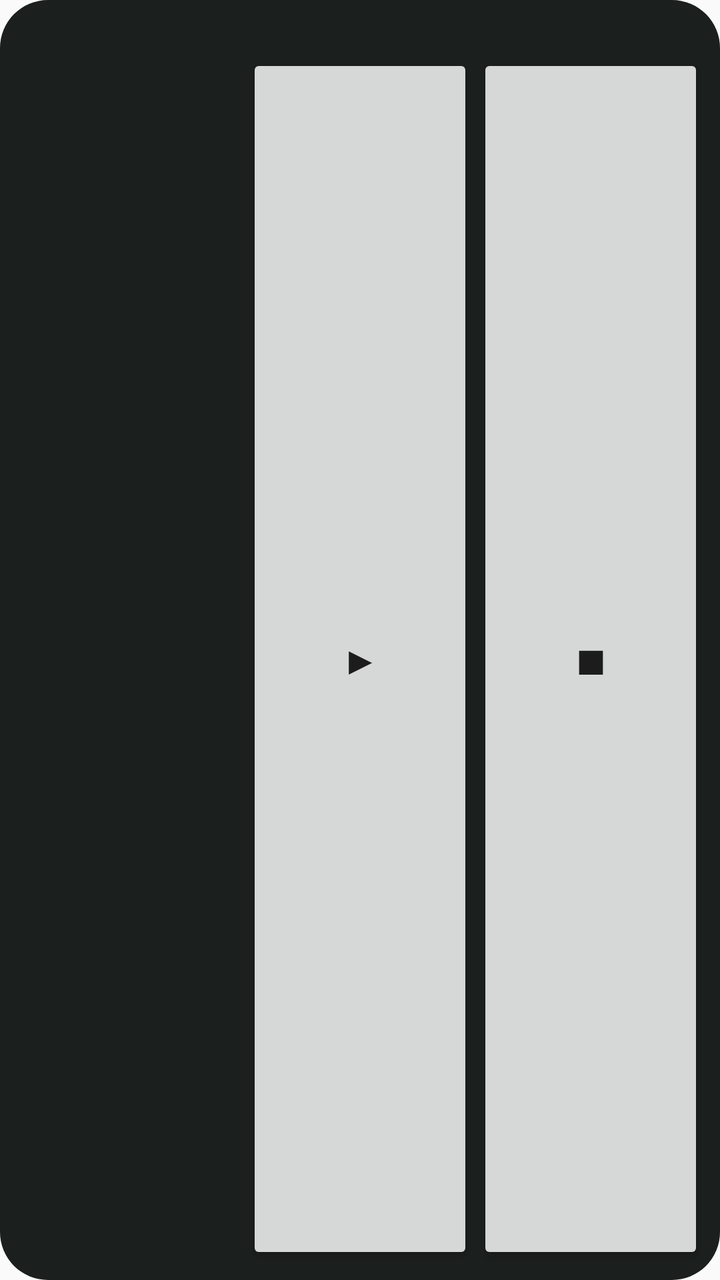
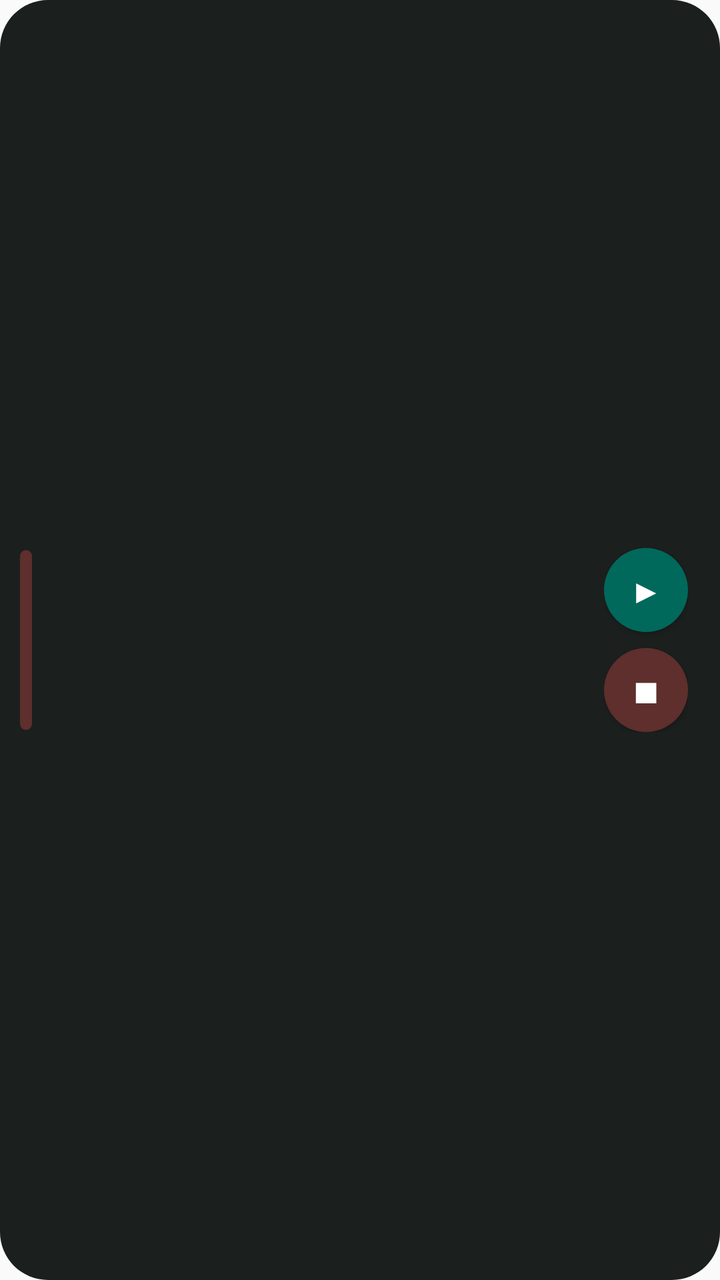

Two renders of the same Android screen: before a commit and after it. Below are the layout's source before the change and the commit's diff.
<!-- AndroidManifest.xml: application theme android:Theme.Material.Light.NoActionBar -->
<!-- res/layout/widget_3x1.xml -->
<?xml version="1.0" encoding="utf-8"?>
<LinearLayout xmlns:android="http://schemas.android.com/apk/res/android"
    android:id="@+id/widgetRoot"
    android:layout_width="match_parent"
    android:layout_height="match_parent"
    android:orientation="vertical"
    android:background="@drawable/widget_bg_dark"
    android:padding="8dp">

    <TextView android:id="@+id/jobName"
        android:layout_width="match_parent"
        android:layout_height="wrap_content"
        android:gravity="start|center_vertical"
        android:singleLine="true"
        android:ellipsize="end"
        android:textSize="14sp"
        android:text=""/>

    <LinearLayout android:id="@+id/row"
        android:layout_width="match_parent"
        android:layout_height="0dp"
        android:layout_weight="1"
        android:orientation="horizontal"
        android:gravity="center_vertical">

        <TextView android:id="@+id/hoursText"
            android:layout_width="0dp"
            android:layout_height="wrap_content"
            android:layout_weight="1"
            android:gravity="start|center_vertical"
            android:singleLine="true"
            android:textSize="18sp"
            android:textStyle="bold"
            android:text=""/>

        <Button android:id="@+id/timerBtn"
            android:layout_width="0dp"
            android:layout_height="match_parent"
            android:layout_weight="1"
            android:layout_marginStart="2dp"
            android:gravity="center"
            android:minWidth="0dp"
            android:minHeight="0dp"
            android:insetTop="0dp"
            android:insetBottom="0dp"
            android:textSize="20sp"
            android:text="▶"/>

        <Button android:id="@+id/stopBtn"
            android:layout_width="0dp"
            android:layout_height="match_parent"
            android:layout_weight="1"
            android:layout_marginStart="2dp"
            android:gravity="center"
            android:minWidth="0dp"
            android:minHeight="0dp"
            android:insetTop="0dp"
            android:insetBottom="0dp"
            android:textSize="20sp"
            android:text="■"/>

    </LinearLayout>

</LinearLayout>
<!-- resources referenced by this layout -->
<resources>
  <!-- drawable widget_bg_dark (drawable) -->
  <?xml version="1.0" encoding="utf-8"?>
  <shape xmlns:android="http://schemas.android.com/apk/res/android"
      android:shape="rectangle">
      <solid android:color="#1B1F1D" />
      <corners android:radius="24dp" />
  </shape>
</resources>

<!-- the commit's change to res/layout/widget_3x1.xml (unified diff, before → after) -->
@@ -1,64 +1,104 @@
 <?xml version="1.0" encoding="utf-8"?>
-<LinearLayout xmlns:android="http://schemas.android.com/apk/res/android"
+<RelativeLayout xmlns:android="http://schemas.android.com/apk/res/android"
     android:id="@+id/widgetRoot"
     android:layout_width="match_parent"
     android:layout_height="match_parent"
-    android:orientation="vertical"
-    android:background="@drawable/widget_bg_dark"
-    android:padding="8dp">
+    android:background="@drawable/widget_bg_dark">
 
-    <TextView android:id="@+id/jobName"
+    
+    <ImageView android:id="@+id/stateStripeOn"
+        android:layout_width="6dp"
+        android:layout_height="90dp"
+        android:layout_centerVertical="true"
+        android:layout_marginStart="10dp"
+        android:background="@drawable/widget_stripe_active"
+        android:visibility="gone"/>
+
+    <ImageView android:id="@+id/stateStripeOff"
+        android:layout_width="6dp"
+        android:layout_height="90dp"
+        android:layout_centerVertical="true"
+        android:layout_marginStart="10dp"
+        android:background="@drawable/widget_stripe_idle"
+        android:visibility="visible"/>
+
+    <LinearLayout android:id="@+id/infoColumn"
         android:layout_width="match_parent"
         android:layout_height="wrap_content"
-        android:gravity="start|center_vertical"
-        android:singleLine="true"
-        android:ellipsize="end"
-        android:textSize="14sp"
-        android:text=""/>
-
-    <LinearLayout android:id="@+id/row"
-        android:layout_width="match_parent"
-        android:layout_height="0dp"
-        android:layout_weight="1"
-        android:orientation="horizontal"
-        android:gravity="center_vertical">
+        android:layout_centerVertical="true"
+        android:layout_marginStart="28dp"
+        android:layout_marginEnd="92dp"
+        android:orientation="vertical">
 
         <TextView android:id="@+id/hoursText"
-            android:layout_width="0dp"
+            android:layout_width="match_parent"
             android:layout_height="wrap_content"
-            android:layout_weight="1"
-            android:gravity="start|center_vertical"
             android:singleLine="true"
-            android:textSize="18sp"
+            android:ellipsize="end"
+            android:textSize="30sp"
             android:textStyle="bold"
+            android:textColor="#E1E3DE"
             android:text=""/>
 
+        <TextView android:id="@+id/jobName"
+            android:layout_width="match_parent"
+            android:layout_height="wrap_content"
+            android:singleLine="true"
+            android:ellipsize="end"
+            android:textSize="12sp"
+            android:textStyle="bold"
+            android:textColor="#E1E3DE"
+            android:layout_marginTop="4dp"
+            android:text=""/>
+
+        <TextView android:id="@+id/employerText"
+            android:layout_width="match_parent"
+            android:layout_height="wrap_content"
+            android:singleLine="true"
+            android:ellipsize="end"
+            android:textSize="11sp"
+            android:textColor="#A7B0AB"
+            android:text=""/>
+
+    </LinearLayout>
+
+    <LinearLayout android:id="@+id/controls"
+        android:layout_width="wrap_content"
+        android:layout_height="wrap_content"
+        android:layout_alignParentEnd="true"
+        android:layout_centerVertical="true"
+        android:layout_marginEnd="16dp"
+        android:orientation="vertical">
+
         <Button android:id="@+id/timerBtn"
-            android:layout_width="0dp"
-            android:layout_height="match_parent"
-            android:layout_weight="1"
-            android:layout_marginStart="2dp"
+            android:layout_width="42dp"
+            android:layout_height="42dp"
+            android:background="@drawable/widget_circle_teal"
             android:gravity="center"
+            android:padding="0dp"
             android:minWidth="0dp"
             android:minHeight="0dp"
             android:insetTop="0dp"
             android:insetBottom="0dp"
-            android:textSize="20sp"
-            android:text="▶"/>
+            android:textSize="17sp"
+            android:textColor="#FFFFFF"
+            android:text="&#9654;"/>
 
         <Button android:id="@+id/stopBtn"
-            android:layout_width="0dp"
-            android:layout_height="match_parent"
-            android:layout_weight="1"
-            android:layout_marginStart="2dp"
+            android:layout_width="42dp"
+            android:layout_height="42dp"
+            android:layout_marginTop="8dp"
+            android:background="@drawable/widget_circle_brick"
             android:gravity="center"
+            android:padding="0dp"
             android:minWidth="0dp"
             android:minHeight="0dp"
             android:insetTop="0dp"
             android:insetBottom="0dp"
-            android:textSize="20sp"
-            android:text="■"/>
+            android:textSize="17sp"
+            android:textColor="#FFFFFF"
+            android:text="&#9632;"/>
 
     </LinearLayout>
 
-</LinearLayout>
+</RelativeLayout>
<!-- resource entries referenced after the edit -->
@@ -7,5 +7,31 @@
       <solid android:color="#1B1F1D" />
       <corners android:radius="24dp" />
   </shape>
+  <!-- drawable widget_circle_brick (drawable) -->
+  <?xml version="1.0" encoding="utf-8"?>
+  <shape xmlns:android="http://schemas.android.com/apk/res/android"
+      android:shape="oval">
+      <solid android:color="#5E2F2C" />
+  </shape>
+  <!-- drawable widget_circle_teal (drawable) -->
+  <?xml version="1.0" encoding="utf-8"?>
+  <shape xmlns:android="http://schemas.android.com/apk/res/android"
+      android:shape="oval">
+      <solid android:color="#00695C" />
+  </shape>
+  <!-- drawable widget_stripe_active (drawable) -->
+  <?xml version="1.0" encoding="utf-8"?>
+  <shape xmlns:android="http://schemas.android.com/apk/res/android"
+      android:shape="rectangle">
+      <solid android:color="#235C52" />
+      <corners android:radius="3dp" />
+  </shape>
+  <!-- drawable widget_stripe_idle (drawable) -->
+  <?xml version="1.0" encoding="utf-8"?>
+  <shape xmlns:android="http://schemas.android.com/apk/res/android"
+      android:shape="rectangle">
+      <solid android:color="#5E2F2C" />
+      <corners android:radius="3dp" />
+  </shape>
 </resources>
 
